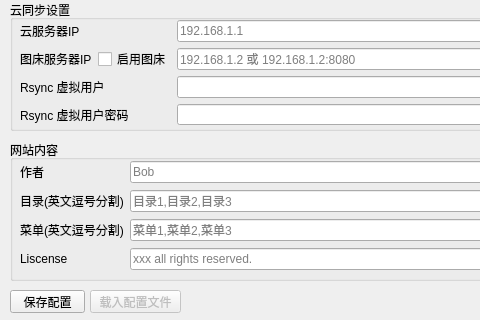
Maxwell-lx/FixitEditor, file config_ui.ui: the form before one commit; both pictures show x 0 to 480 and y 110 to 430 of the 640 by 430 pixel window.
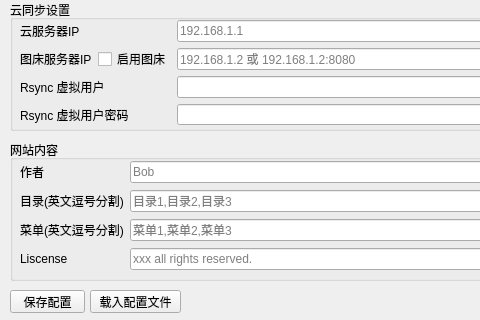
The form after the commit. Icons and pictures are not drawn.

```diff
--- a/config_ui.ui
+++ b/config_ui.ui
@@ -316,7 +316,7 @@
    </widget>
    <widget class="QPushButton" name="PB_loadconfig">
     <property name="enabled">
-     <bool>false</bool>
+     <bool>true</bool>
     </property>
     <property name="geometry">
      <rect>
```
